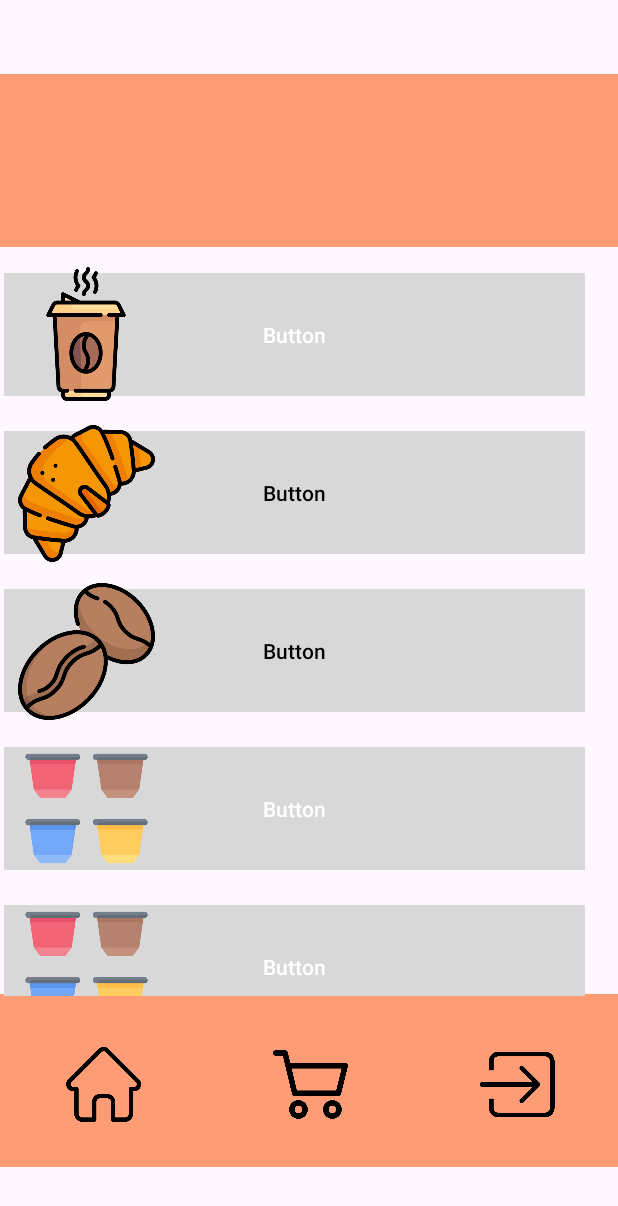
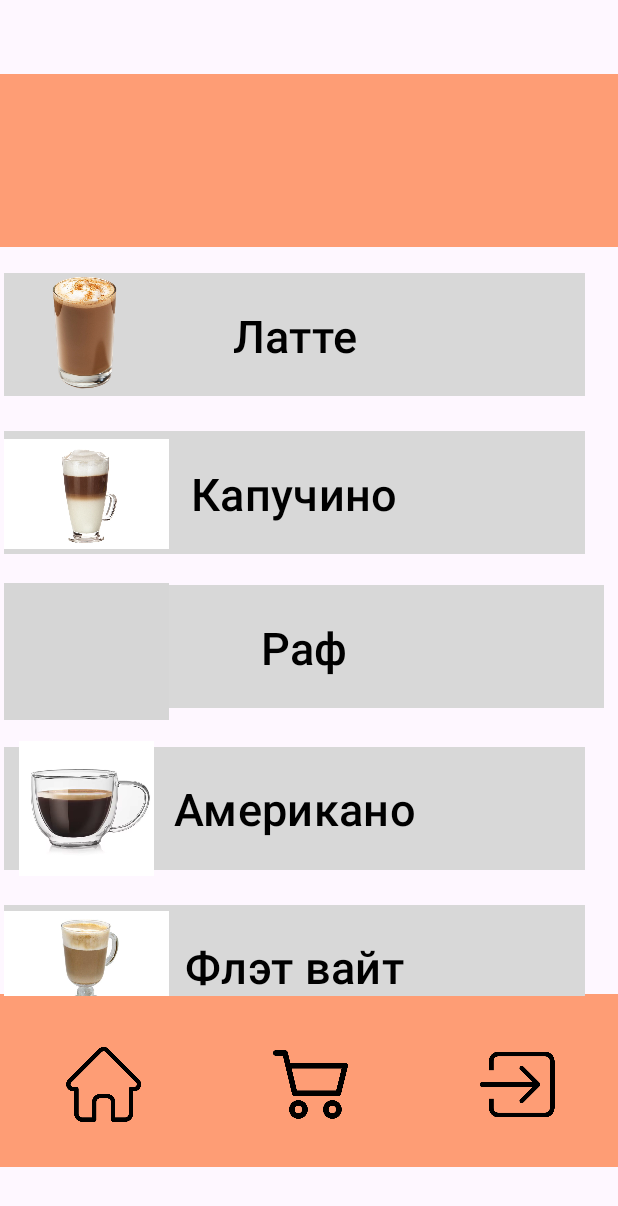
Before and after one commit to Joe6355/Coffe_DSV, an Android app: the MainActivity2 screen opened directly, with no data from a screen before it, on a phone screen of 412 x 824 dp. Shown: the top 1206 px of the screen. Run offline under Robolectric (Android 15) with nearby library versions, the phone set to English and light mode, and no system bars; grey boxes are pictures that could not be loaded.

Commit message:
Добавил:
-Украсил активити кофе

```diff
--- a/app/src/main/res/layout/activity_coffee.xml
+++ b/app/src/main/res/layout/activity_coffee.xml
@@ -149,17 +149,20 @@
                     android:layout_marginBottom="10dp"
                     android:backgroundTint="@color/gray"
                     android:onClick="onLatteButtonClick"
-                    android:text="Button"
+                    android:text="@string/latte"
+                    android:gravity="bottom|center"
+                    android:paddingBottom="20dp"
+                    android:textSize="30sp"
+                    android:textColor="#000000"
                     app:cornerRadius="0dp" />
 
                 <ImageView
-                    android:layout_width="109dp"
-                    android:layout_height="89dp"
-
+                    android:layout_width="110dp"
+                    android:layout_height="90dp"
                     android:layout_marginStart="10dp"
                     android:layout_marginTop="5dp"
                     android:layout_marginEnd="5dp"
-                    android:src="@drawable/imagecoffee" />
+                    android:src="@drawable/latte" />
 
 
             </FrameLayout>
@@ -178,7 +181,10 @@
                     android:layout_marginBottom="10dp"
                     android:backgroundTint="@color/gray"
                     android:onClick="onCappuccinoButtonClick"
-                    android:text="Button"
+                    android:gravity="bottom|center"
+                    android:paddingBottom="20dp"
+                    android:textSize="30sp"
+                    android:text="@string/cappuchino"
                     android:textColor="#000000"
                     app:cornerRadius="0dp" />
 
@@ -188,7 +194,7 @@
                     android:layout_marginStart="10dp"
                     android:layout_marginTop="5dp"
                     android:layout_marginEnd="5dp"
-                    android:src="@drawable/imagefood"
+                    android:src="@drawable/cappuchhino"
                     android:visibility="visible" />
             </FrameLayout>
 
@@ -198,7 +204,7 @@
 
                 <Button
                     android:id="@+id/button_raf"
-                    android:layout_width="387dp"
+                    android:layout_width="400dp"
                     android:layout_height="90dp"
                     android:layout_marginLeft="10dp"
                     android:layout_marginTop="5dp"
@@ -206,7 +212,11 @@
                     android:layout_marginBottom="10dp"
                     android:backgroundTint="@color/gray"
                     android:onClick="onRafButtonClick"
-                    android:text="Button"
+                    android:text="Раф"
+                    android:gravity="bottom|center"
+                    android:paddingBottom="20dp"
+                    android:textSize="30sp"
+                    android:layout_gravity="center"
                     android:textColor="#000000"
                     android:visibility="visible"
                     app:cornerRadius="0dp" />
@@ -217,7 +227,7 @@
                     android:layout_marginStart="10dp"
                     android:layout_marginTop="5dp"
                     android:layout_marginEnd="5dp"
-                    android:src="@drawable/imagecoffeeathome"
+                    android:src="@drawable/raf"
                     android:visibility="visible" />
             </FrameLayout>
 
@@ -235,7 +245,9 @@
                     android:layout_marginBottom="10dp"
                     android:backgroundTint="@color/gray"
                     android:onClick="onAmericanoButtonClick"
-                    android:text="Button"
+                    android:text="@string/americano"
+                    android:textSize="30sp"
+                    android:textColor="#000000"
                     app:cornerRadius="0dp" />
 
                 <ImageView
@@ -244,7 +256,7 @@
                     android:layout_marginStart="10dp"
                     android:layout_marginTop="5dp"
                     android:layout_marginEnd="5dp"
-                    android:src="@drawable/imagemerchndise"
+                    android:src="@drawable/americano"
                     android:visibility="visible" />
             </FrameLayout>
 
@@ -262,7 +274,9 @@
                     android:layout_marginBottom="10dp"
                     android:backgroundTint="@color/gray"
                     android:onClick="onFlatWhiteButtonClick"
-                    android:text="Button"
+                    android:text="@string/flat_white"
+                    android:textSize="30sp"
+                    android:textColor="#000000"
                     app:cornerRadius="0dp" />
 
                 <ImageView
@@ -271,7 +285,7 @@
                     android:layout_marginStart="10dp"
                     android:layout_marginTop="5dp"
                     android:layout_marginEnd="5dp"
-                    android:src="@drawable/imagemerchndise"
+                    android:src="@drawable/flatwhite"
                     android:visibility="visible" />
             </FrameLayout>
 
@@ -289,7 +303,9 @@
                     android:layout_marginBottom="10dp"
                     android:backgroundTint="@color/gray"
                     android:onClick="onMacchiatoButtonClick"
-                    android:text="Button"
+                    android:text="@string/macchiato"
+                    android:textColor="#000000"
+                    android:textSize="30sp"
                     app:cornerRadius="0dp" />
 
                 <ImageView
@@ -298,7 +314,7 @@
                     android:layout_marginStart="10dp"
                     android:layout_marginTop="5dp"
                     android:layout_marginEnd="5dp"
-                    android:src="@drawable/imagemerchndise"
+                    android:src="@drawable/macchiato"
                     android:visibility="visible" />
             </FrameLayout>
 
@@ -316,7 +332,9 @@
                     android:layout_marginBottom="10dp"
                     android:backgroundTint="@color/gray"
                     android:onClick="onLungoButtonClick"
-                    android:text="Button"
+                    android:text="@string/lungo"
+                    android:textSize="30sp"
+                    android:textColor="#000000"
                     app:cornerRadius="0dp" />
 
                 <ImageView
@@ -325,7 +343,7 @@
                     android:layout_marginStart="10dp"
                     android:layout_marginTop="5dp"
                     android:layout_marginEnd="5dp"
-                    android:src="@drawable/imagemerchndise"
+                    android:src="@drawable/lungo"
                     android:visibility="visible" />
             </FrameLayout>
 
@@ -343,7 +361,9 @@
                     android:layout_marginBottom="10dp"
                     android:backgroundTint="@color/gray"
                     android:onClick="onBraveButtonClick"
-                    android:text="Button"
+                    android:text="@string/brave"
+                    android:textColor="#000000"
+                    android:textSize="30sp"
                     app:cornerRadius="0dp" />
 
                 <ImageView
@@ -352,7 +372,7 @@
                     android:layout_marginStart="10dp"
                     android:layout_marginTop="5dp"
                     android:layout_marginEnd="5dp"
-                    android:src="@drawable/imagemerchndise"
+                    android:src="@drawable/breve"
                     android:visibility="visible" />
             </FrameLayout>
 
--- a/app/src/main/res/layout/fragment_latte.xml
+++ b/app/src/main/res/layout/fragment_latte.xml
@@ -14,7 +14,7 @@
         android:id="@+id/imagelatte"
         android:layout_width="match_parent"
         android:layout_height="357dp"
-        android:layout_marginEnd="16dp"
+        android:layout_marginEnd="0dp"
         android:background="@android:color/transparent"
         android:backgroundTint="@android:color/transparent"
         android:src="@drawable/latte" />
@@ -35,9 +35,9 @@
             android:textSize="48sp"
             app:layout_constraintBottom_toTopOf="@+id/spinner"
             app:layout_constraintEnd_toEndOf="parent"
-            app:layout_constraintHorizontal_bias="0.539"
             app:layout_constraintStart_toStartOf="parent"
-            app:layout_constraintTop_toTopOf="parent" />
+            app:layout_constraintTop_toTopOf="parent"
+            app:layout_constraintVertical_bias="0.0" />
 
         <Spinner
             android:id="@+id/spinner"
```
Also changed, not shown: app/src/main/res/drawable/latte.png.
